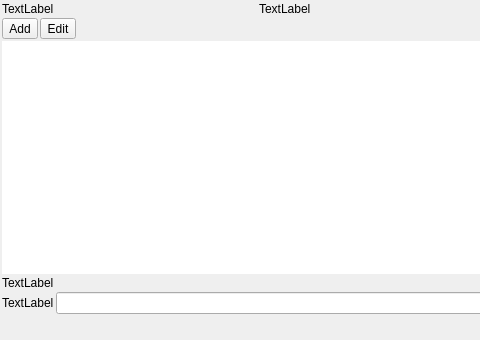
This is b6p/dlgplanificaciondia.ui in diegowald/b6p as Qt 5 draws it before an edit; both pictures show x 0 to 480 and y 0 to 340 of the 772 by 340 pixel window. The edited form follows.
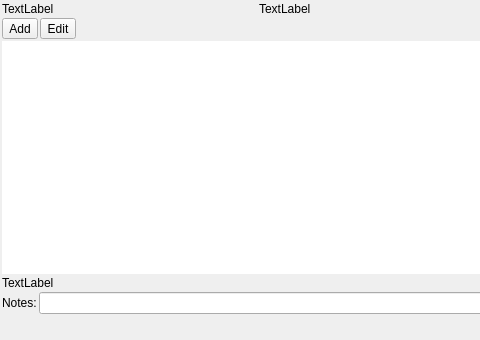
This is the edited form. Icons and pictures are not drawn.

Patch:
```diff
--- a/b6p/dlgplanificaciondia.ui
+++ b/b6p/dlgplanificaciondia.ui
@@ -142,7 +142,7 @@
      <item>
       <widget class="QLabel" name="Notes">
        <property name="text">
-        <string>TextLabel</string>
+        <string>Notes:</string>
        </property>
       </widget>
      </item>
```
Left out of the diff: 18 changed lines with no effect on the pictures.
